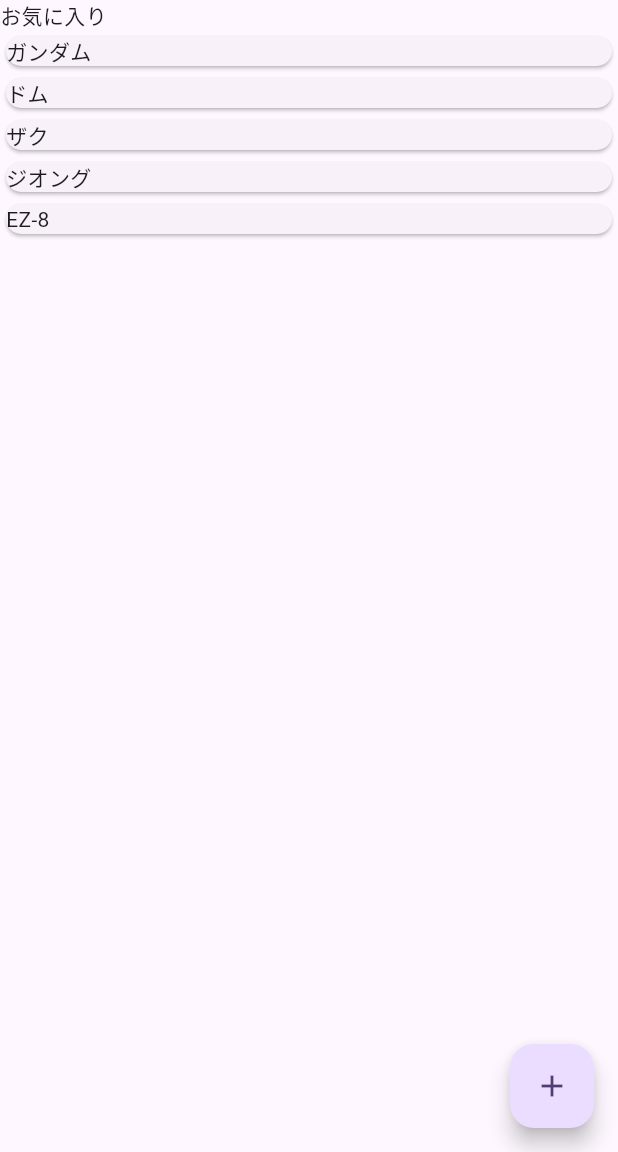
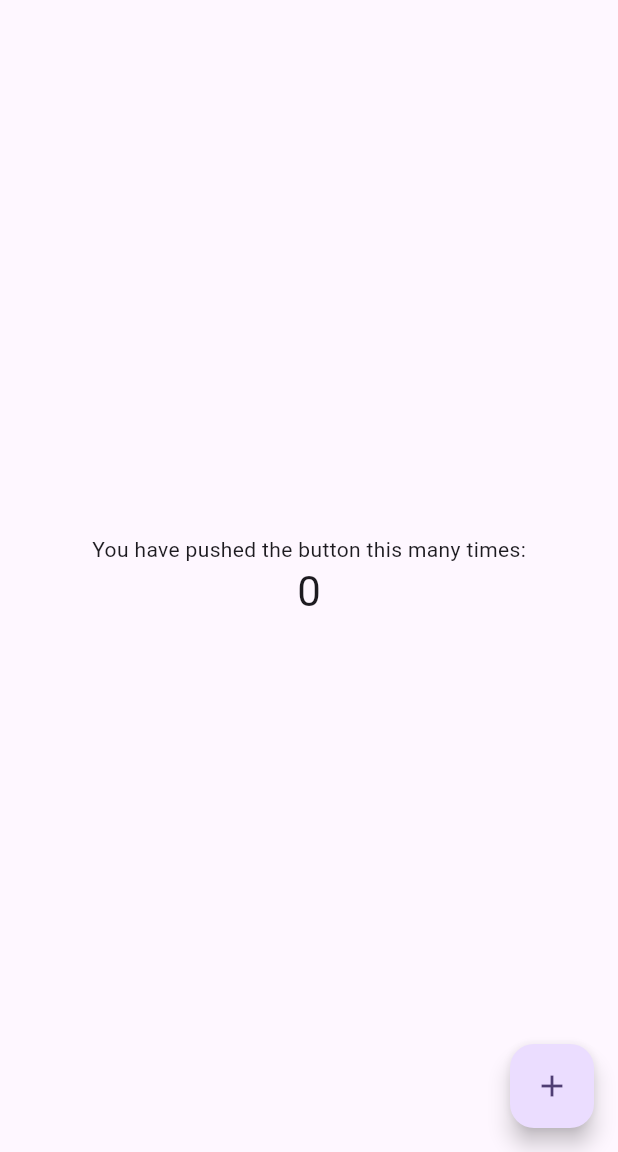
Before and after one commit to f04k04369/flutter-practice, a Flutter app: the screen it shows after launch, on a phone screen of 412 x 824 dp, the part 84-1236 px from its top. Run offline on Flutter 3.47's test engine with Material 3 defaults, Android fonts, the phone set to English and light mode, and no system bars.

Commit message:
初期状態の描画へrevert

```diff
--- a/flutter_project/lib/main.dart
+++ b/flutter_project/lib/main.dart
@@ -38,6 +38,14 @@ class MyApp extends StatelessWidget {
 class MyHomePage extends StatefulWidget {
   const MyHomePage({super.key, required this.title});
 
+  // This widget is the home page of your application. It is stateful, meaning
+  // that it has a State object (defined below) that contains fields that affect
+  // how it looks.
+
+  // This class is the configuration for the state. It holds the values (in this
+  // case the title) provided by the parent (in this case the App widget) and
+  // used by the build method of the State. Fields in a Widget subclass are
+  // always marked "final".
 
   final String title;
 
@@ -52,28 +60,45 @@ class _MyHomePageState extends State<MyHomePage> {
 
   void _incrementCounter() {
     setState(() {
+      // This call to setState tells the Flutter framework that something has
+      // changed in this State, which causes it to rerun the build method below
+      // so that the display can reflect the updated values. If we changed
+      // _counter without calling setState(), then the build method would not be
+      // called again, and so nothing would appear to happen.
       _counter++;
     });
   }
 
   @override
   Widget build(BuildContext context) {
+    // This method is rerun every time setState is called, for instance as done
+    // by the _incrementCounter method above.
+    //
+    // The Flutter framework has been optimized to make rerunning build methods
+    // fast, so that you can just rebuild anything that needs updating rather
+    // than having to individually change instances of widgets.
     return Scaffold(
       appBar: AppBar(
+        // TRY THIS: Try changing the color here to a specific color (to
+        // Colors.amber, perhaps?) and trigger a hot reload to see the AppBar
+        // change color while the other colors stay the same.
         backgroundColor: Theme.of(context).colorScheme.inversePrimary,
+        // Here we take the value from the MyHomePage object that was created by
+        // the App.build method, and use it to set our appbar title.
         title: Text(widget.title),
       ),
-      body: ListView.builder(
-              itemCount: favorite.length + 1,
-              itemBuilder: (context, index) {
-                if (index == 0) {
-                  return Text('お気に入り');
-                }
-                return Card(
-                  child: Text(favorite[index - 1]),
-                );
-              },
+      body: Center(
+        child: Column(
+          mainAxisAlignment: MainAxisAlignment.center,
+          children: <Widget>[
+            const Text('You have pushed the button this many times:'),
+            Text(
+              '$_counter',
+              style: Theme.of(context).textTheme.headlineMedium,
             ),
+          ],
+        ),
+      ),
       floatingActionButton: FloatingActionButton(
         onPressed: _incrementCounter,
         tooltip: 'Increment',
```
